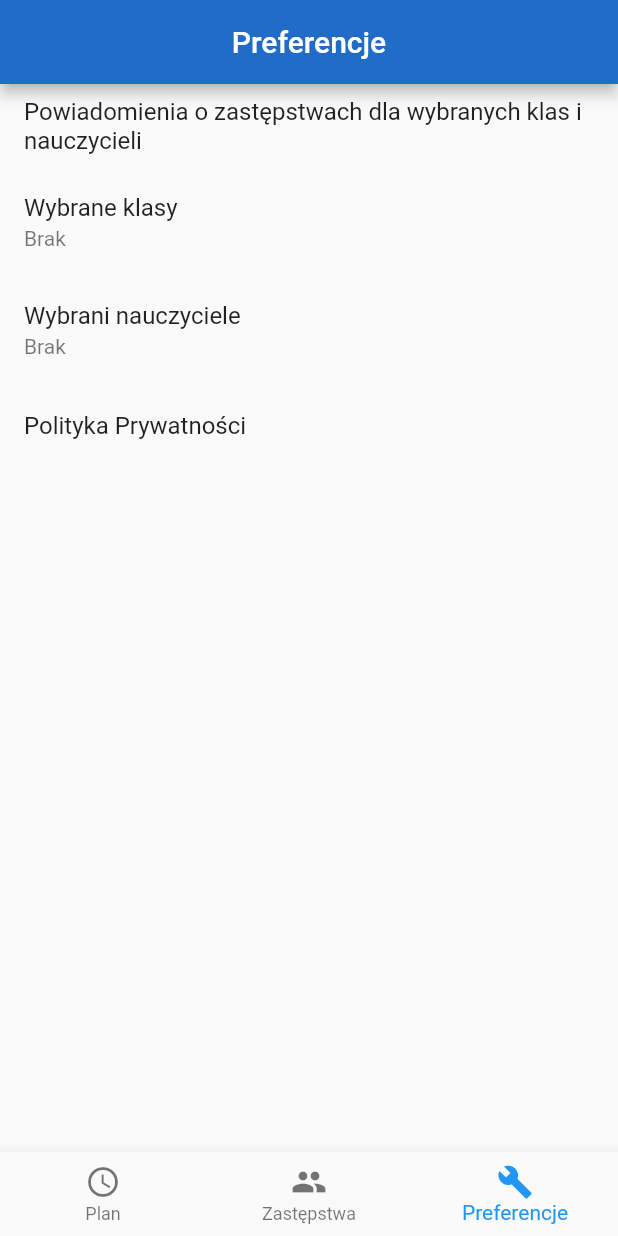
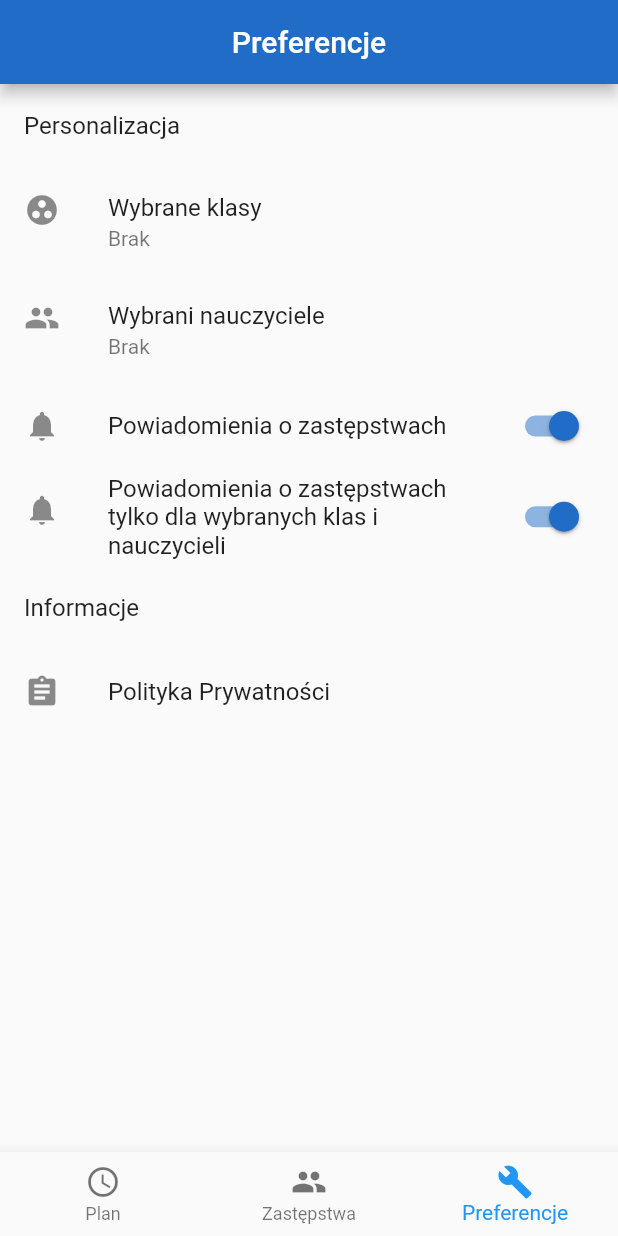
Before and after one commit to orzechdev/replacementsnew, a Flutter app: the screen it shows after launch, item 3 of the bottom bar chosen, on a phone screen of 412 x 824 dp. Run offline on Flutter 3.47's test engine with Material 2 defaults, Android fonts, the phone set to English and light mode, and no system bars; our stand-ins replace sqflite, synchronized; accounts and stored records are empty; network calls fail.

Commit message:
Preference list UI

```diff
--- a/lib/widgets/preference_list.dart
+++ b/lib/widgets/preference_list.dart
@@ -16,21 +16,30 @@ class PreferenceList extends StatefulWidget {
 
 class PreferenceListState extends State<PreferenceList> {
   DataModel _data;
+  bool _notificationsReplacements;
+  bool _notificationsSelectedTeachersClasses;
 
   @override
   Widget build(BuildContext context) {
     if (_data == null) {
       _data = widget.data;
     }
+    if (_notificationsSelectedTeachersClasses == null) {
+      _notificationsSelectedTeachersClasses = true;
+    }
+    if (_notificationsReplacements == null) {
+      _notificationsReplacements = true;
+    }
     return ListView(
       children: [
         ListTile(
-          title: Text('Powiadomienia o zastępstwach dla wybranych klas i nauczycieli'),
-          onTap: () {
-
-          },
+          title: Text(
+            'Personalizacja',
+            style: Theme.of(context).textTheme.subhead,
+          ),
         ),
         ListTile(
+          leading: Icon(Icons.group_work),
           title: Text('Wybrane klasy'),
           subtitle: Text('Brak'),
           onTap: () {
@@ -38,13 +47,41 @@ class PreferenceListState extends State<PreferenceList> {
           },
         ),
         ListTile(
+          leading: Icon(Icons.group),
           title: Text('Wybrani nauczyciele'),
           subtitle: Text('Brak'),
           onTap: () {
             _selectPreferenceItems(context, 'teachers');
           },
         ),
+        SwitchListTile(
+          secondary: Icon(Icons.notifications),
+          title: Text('Powiadomienia o zastępstwach'),
+          value: _notificationsReplacements,
+          onChanged: (bool value) {
+            setState(() {
+              _notificationsReplacements = value;
+            });
+          },
+        ),
+        SwitchListTile(
+          secondary: Icon(Icons.notifications),
+          title: Text('Powiadomienia o zastępstwach tylko dla wybranych klas i nauczycieli'),
+          value: _notificationsSelectedTeachersClasses,
+          onChanged: (bool value) {
+            setState(() {
+              _notificationsSelectedTeachersClasses = value;
+            });
+          },
+        ),
         ListTile(
+          title: Text(
+            'Informacje',
+            style: Theme.of(context).textTheme.subhead,
+          ),
+        ),
+        ListTile(
+          leading: Icon(Icons.assignment),
           title: Text('Polityka Prywatności'),
           onTap: () {
             _openPrivacyPolicy();
```
